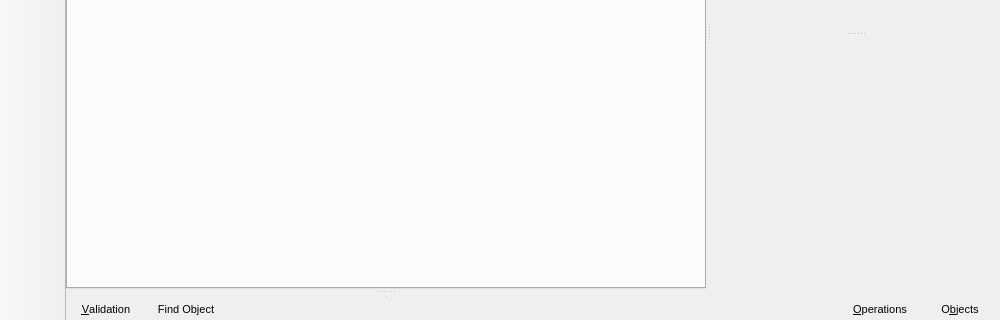
Qt form libpgmodeler_ui/ui/mainwindow.ui (pgmodeler/pgmodeler) before a commit; both pictures show x 0 to 1000 and y 280 to 600 of the 1000 by 600 pixel window.
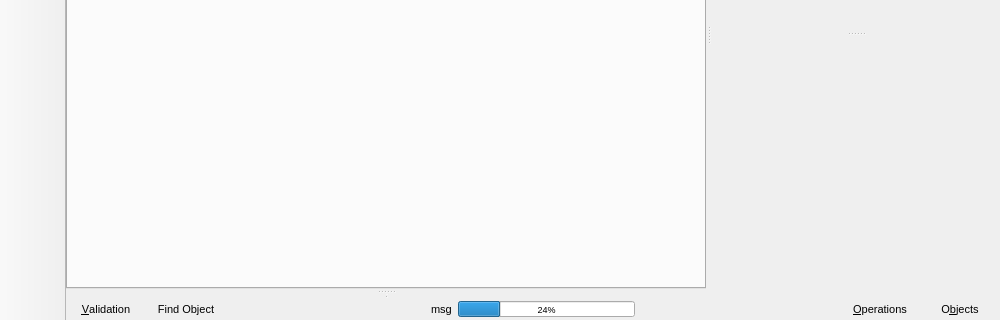
The same form after that commit. Icons and pictures are not drawn.

Commit message: Added a progress info (at bottom widgets bar) for temporary model saving.

```diff
--- a/libpgmodeler_ui/ui/mainwindow.ui
+++ b/libpgmodeler_ui/ui/mainwindow.ui
@@ -107,20 +107,20 @@
        <property name="spacing">
         <number>0</number>
        </property>
-       <item row="0" column="2">
-        <spacer name="horizontalSpacer">
-         <property name="orientation">
-          <enum>Qt::Horizontal</enum>
-         </property>
-         <property name="sizeHint" stdset="0">
-          <size>
-           <width>982</width>
-           <height>20</height>
-          </size>
-         </property>
-        </spacer>
-       </item>
        <item row="0" column="4">
+        <spacer name="horizontalSpacer_2">
+         <property name="orientation">
+          <enum>Qt::Horizontal</enum>
+         </property>
+         <property name="sizeHint" stdset="0">
+          <size>
+           <width>40</width>
+           <height>20</height>
+          </size>
+         </property>
+        </spacer>
+       </item>
+       <item row="0" column="6">
         <widget class="QPushButton" name="objects_btn">
          <property name="font">
           <font>
@@ -182,7 +182,7 @@
          </property>
         </widget>
        </item>
-       <item row="0" column="3">
+       <item row="0" column="5">
         <widget class="QPushButton" name="operations_btn">
          <property name="font">
           <font>
@@ -244,6 +244,73 @@
          </property>
         </widget>
        </item>
+       <item row="0" column="3">
+        <widget class="QWidget" name="bg_saving_wgt" native="true">
+         <property name="sizePolicy">
+          <sizepolicy hsizetype="Expanding" vsizetype="Preferred">
+           <horstretch>0</horstretch>
+           <verstretch>0</verstretch>
+          </sizepolicy>
+         </property>
+         <layout class="QHBoxLayout" name="horizontalLayout_2">
+          <property name="leftMargin">
+           <number>0</number>
+          </property>
+          <property name="topMargin">
+           <number>0</number>
+          </property>
+          <property name="rightMargin">
+           <number>0</number>
+          </property>
+          <property name="bottomMargin">
+           <number>0</number>
+          </property>
+          <item>
+           <widget class="QLabel" name="bg_saving_lbl">
+            <property name="font">
+             <font>
+              <pointsize>8</pointsize>
+             </font>
+            </property>
+            <property name="text">
+             <string>msg</string>
+            </property>
+           </widget>
+          </item>
+          <item>
+           <widget class="QProgressBar" name="bg_saving_pb">
+            <property name="maximumSize">
+             <size>
+              <width>16777215</width>
+              <height>16</height>
+             </size>
+            </property>
+            <property name="font">
+             <font>
+              <pointsize>7</pointsize>
+             </font>
+            </property>
+            <property name="value">
+             <number>24</number>
+            </property>
+           </widget>
+          </item>
+         </layout>
+        </widget>
+       </item>
+       <item row="0" column="2">
+        <spacer name="horizontalSpacer">
+         <property name="orientation">
+          <enum>Qt::Horizontal</enum>
+         </property>
+         <property name="sizeHint" stdset="0">
+          <size>
+           <width>40</width>
+           <height>20</height>
+          </size>
+         </property>
+        </spacer>
+       </item>
       </layout>
      </widget>
     </item>
@@ -520,8 +587,8 @@
     <addaction name="action_export"/>
     <addaction name="separator"/>
     <addaction name="action_restore_session"/>
-    <addaction name="separator"/>
     <addaction name="action_exit"/>
+    <addaction name="separator"/>
    </widget>
    <widget class="QMenu" name="edit_menu">
     <property name="title">
```
The commit also changes 2 other files.
